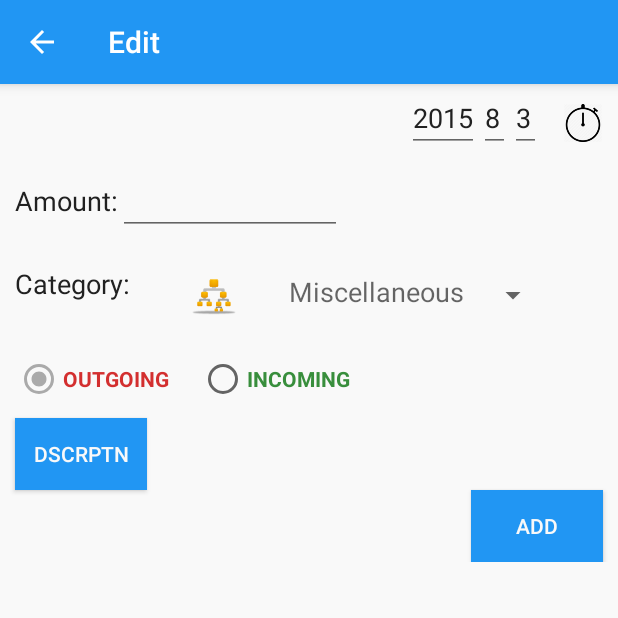
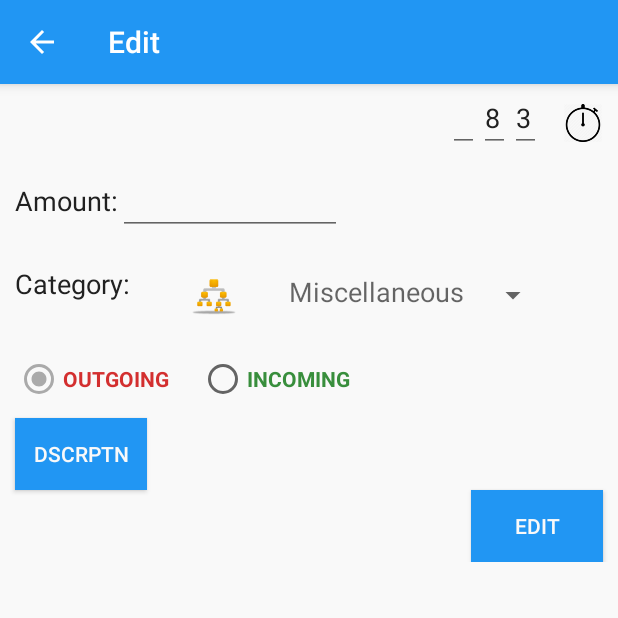
Before and after one commit to GreenDevs/MoneyCalendar, an Android app: the EditActivity screen opened directly, with no data from a screen before it, on a phone screen of 412 x 824 dp, the top half of it. Run offline under Robolectric (Android 15) with nearby library versions, the phone set to English and light mode, and no system bars; 10 statements that could not run were skipped.

Commit message:
->edit option gui and dbase integrtion completed

```diff
--- a/app/src/main/java/trees/money_calendar/com/moneycalander/AddActivity.java
+++ b/app/src/main/java/trees/money_calendar/com/moneycalander/AddActivity.java
@@ -344,7 +344,7 @@ public class AddActivity extends ActionBarActivity implements View.OnClickListen
 
 
                 SQLiteAdapter dbAdapter=new SQLiteAdapter(this);
-                dbAdapter.insertIntoDailyTable(amnt, categoryName, dscrptn, date, in_or_out,DateAndTimeStamp.returnTimeStamp(date+time), year_month);
+                dbAdapter.insertIntoDailyTable(amnt, categoryName, dscrptn, date, in_or_out,DateAndTimeStamp.returnTimeStamp(date+time), year_month, time);
                 dbAdapter.insertIntoMonthlyTable(amnt, DateAndTimeStamp.returnTimeStamp(date+" 00:00"), in_or_out, year_month);;
                // Message.message(this, date+time);
 
--- a/app/src/main/java/trees/money_calendar/com/moneycalander/EditActivity.java
+++ b/app/src/main/java/trees/money_calendar/com/moneycalander/EditActivity.java
@@ -61,13 +61,21 @@ public class EditActivity extends ActionBarActivity implements View.OnClickListe
     ////JUST INITIALIZATION OF ALL THE VIEWS AND REQUIRED REFRENCES
     private RadioButton inFlowRadio, outFlowRadio;
     private Spinner spinner;
-    private Button addButton, desButton, timeButton;
+    private Button editButton, desButton, timeButton;
     private EditText days, month, year, amount, description;
     private String categoryName;
     private Toolbar appBar;
     private TimePickerFragment timeFragment;
     private Calendar c;
-    private int curntYr,curntMnth, curntDays, in_or_out;
+    private int curntYr,curntMnth, curntDays, in_or_out, previousInOut, newPrimaryKey, previousPrimaryKey;
+    private long uId=0;
+    private long timeStamp=0;
+    private long previousTimeStamp=0;
+    private boolean watchClicked=false;
+    private String previousDate="";
+    private String previousYear_Month="";
+    private String previousAmount="";
+    private String previousTime="";
 
 
 
@@ -92,25 +100,32 @@ public class EditActivity extends ActionBarActivity implements View.OnClickListe
         SQLiteAdapter adapter=new SQLiteAdapter(this);
 
         Bundle maalHaru=getIntent().getBundleExtra("maalkobundle");
-        byte in_or_out=maalHaru.getByte("in_or_out", (byte) 0);
-        long id=maalHaru.getLong("uid");
-        long time_stamp=maalHaru.getLong("time_stamp");
-        String[] obtainedTuple=adapter.getDataFromDailyTable(id).split(":");
+        previousInOut=maalHaru.getByte("in_or_out", (byte) 0);
+        uId=maalHaru.getLong("uid");
+        previousTimeStamp=maalHaru.getLong("time_stamp");
+        String[] obtainedTuple=adapter.getDataFromDailyTable(uId).split("//");
         if(obtainedTuple!=null)
         {
-            amount.setText(obtainedTuple[0]);
-            year.setText(obtainedTuple[1].split("/")[0]);
-            month.setText(obtainedTuple[1].split("/")[1]);
-            days.setText(obtainedTuple[1].split("/")[2]);
+            previousAmount=obtainedTuple[0];
+            amount.setText(previousAmount);
+            previousDate=obtainedTuple[1];
+            year.setText(previousDate.split("/")[0]);
+            month.setText(previousDate.split("/")[1]);
+            days.setText(previousDate.split("/")[2]);
             spinner.setSelection(CategoryClass.getCategoryPosition(obtainedTuple[2]));
             description.setText(obtainedTuple[3]);
             if(obtainedTuple[4].equals("IN")) inFlowRadio.setChecked(true);
             else outFlowRadio.setChecked(true);
-
+            previousTime=obtainedTuple[5];
+            previousYear_Month=year.getText().toString()+"/"+month.getText().toString();
         }
 
 
+
+
+
     }
+
 
 
     private void initialize()
@@ -126,20 +141,20 @@ public class EditActivity extends ActionBarActivity implements View.OnClickListe
         outFlowRadio = (RadioButton) findViewById(R.id.outFlowRadio);
 
 
-
-        ///DATE PARTS
         days = (EditText) findViewById(R.id.addDay);            days.setText(""+curntDays);         //Setting
         month = (EditText)findViewById(R.id.addMonth);          month.setText(""+curntMnth);        //Date Edit Text
         year = (EditText) findViewById(R.id.addYear);           year.setText(curntYr+"");           //By the current date
         amount = (EditText)findViewById(R.id.addAmount);
 
 
+        ///DATE PARTS
+
 
         ////BUTTON PARTS
-        addButton=(Button)findViewById(R.id.addButton);
+        editButton=(Button)findViewById(R.id.editButton);
         desButton=(Button)findViewById(R.id.desButton);
         timeButton=(Button)findViewById(R.id.timeButton);
-        addButton.setOnClickListener(this);
+        editButton.setOnClickListener(this);
         desButton.setOnClickListener(this);
         timeButton.setOnClickListener(this);
 
@@ -347,7 +362,7 @@ public class EditActivity extends ActionBarActivity implements View.OnClickListe
     public void onClick(View v)
     {
 
-        if(v.getId()==R.id.addButton)
+        if(v.getId()==R.id.editButton)
         {
             if(validation())
             {
@@ -359,10 +374,14 @@ public class EditActivity extends ActionBarActivity implements View.OnClickListe
                 String dscrptn=description.getText().toString();
                 if(inFlowRadio.isChecked()) in_or_out=1;
                 if(outFlowRadio.isChecked()) in_or_out=0;
-                String time=" "+c.get(Calendar.HOUR_OF_DAY)+":"+c.get(Calendar.MINUTE);   //By default time variable store current hour and minutes
+                String time=previousTime;                                       //By default time variable store current hour and minutes
                 if(timeFragment!=null) time=timeFragment.getTime();            //getting time from the timeFragment Because user sets the time in this fragment
                 //if user has set timeFragment will not be null and it contains user set time values
 
+                long newTimeStamp=DateAndTimeStamp.returnTimeStamp(date+time);
+
+                if(watchClicked || !(previousDate.equals(date))) timeStamp=newTimeStamp;
+                else  timeStamp=previousTimeStamp;
 
                /*
                ######################DATABSE ENTRY PART########################
@@ -370,10 +389,11 @@ public class EditActivity extends ActionBarActivity implements View.OnClickListe
 
 
                 SQLiteAdapter dbAdapter=new SQLiteAdapter(this);
-                dbAdapter.insertIntoDailyTable(amnt, categoryName, dscrptn, date, in_or_out,DateAndTimeStamp.returnTimeStamp(date+time), year_month);
-                dbAdapter.insertIntoMonthlyTable(amnt, DateAndTimeStamp.returnTimeStamp(date+" 00:00"), in_or_out, year_month);;
-                // Message.message(this, date+time);
+                dbAdapter.updateDailyTable(amnt, categoryName, dscrptn, date, in_or_out, timeStamp, year_month, uId);
+                dbAdapter.insertIntoMonthlyTable("-"+previousAmount, previousTimeStamp, previousInOut, previousYear_Month);
+                dbAdapter.insertIntoMonthlyTable(amnt, newTimeStamp, in_or_out, year_month);
 
+//                Message.message(this, "time="+time);
 
 
                 ///CLEANING ALL THE FILELDS ARD RESETTING THEM TO DEFAULT VALUES AFTER USER ENTRY
@@ -404,6 +424,7 @@ public class EditActivity extends ActionBarActivity implements View.OnClickListe
 
         if(v.getId()==R.id.timeButton)
         {
+            watchClicked=true;
             timeFragment=new TimePickerFragment();
             timeFragment.show(getSupportFragmentManager(), "TIME PICKER");
 
--- a/app/src/main/java/trees/money_calendar/com/moneycalander/trees/money_calendar/com/moneycalander/database/SQLiteAdapter.java
+++ b/app/src/main/java/trees/money_calendar/com/moneycalander/trees/money_calendar/com/moneycalander/database/SQLiteAdapter.java
@@ -28,7 +28,7 @@ public class SQLiteAdapter
         sqLiteHelper=new SQLiteHelper(context);
     }
 
-    public long insertIntoDailyTable(String amount,String category,String description,String date,int in_or_out, long time_stamp, String year_month)
+    public long insertIntoDailyTable(String amount,String category,String description,String date,int in_or_out, long time_stamp, String year_month, String time)
     {
 
         SQLiteDatabase db=sqLiteHelper.getWritableDatabase();
@@ -41,6 +41,7 @@ public class SQLiteAdapter
         contentValues.put(SQLiteHelper.IN_OR_OUT, in_or_out);
         contentValues.put(SQLiteHelper.TIME_STAMP, time_stamp);
         contentValues.put(SQLiteHelper.YEAR_MONTH, year_month);
+        contentValues.put(SQLiteHelper.TIME, time);
 
 
 
@@ -50,6 +51,25 @@ public class SQLiteAdapter
         return id;
     }
 
+    public  void updateDailyTable(String amount,String category,String description,String date,int in_or_out, long time_stamp, String year_month, long uid)
+    {
+
+        SQLiteDatabase db=sqLiteHelper.getWritableDatabase();
+        ContentValues contentValues=new ContentValues();
+        contentValues.put(SQLiteHelper.AMOUNT, amount);
+        contentValues.put(SQLiteHelper.CATEGORY, category);
+        contentValues.put(SQLiteHelper.DESCRIPTION, description);
+        contentValues.put(SQLiteHelper.DATE_TIME, date);
+        contentValues.put(SQLiteHelper.IN_OR_OUT, in_or_out);
+        contentValues.put(SQLiteHelper.TIME_STAMP, time_stamp);
+        contentValues.put(SQLiteHelper.YEAR_MONTH, year_month);
+        String args[]={Long.toString(uid)};
+
+        db.update(SQLiteHelper.TABLE_NAME_DAILY, contentValues, SQLiteHelper.UID + "=? ", args);
+//        Message.message(context, "time stamp="+time_stamp+"  in_or_out_flag="+in_or_out+  " AMount="+reciveAmnt);
+
+        db.close();
+    }
 
     public  void deleteRowFromDailyTable(long id)
     {
@@ -202,8 +222,8 @@ public class SQLiteAdapter
 
 
         ///////////////////////////////
-        String date,category,amount,description,inOut="OUT";
-        int uid, columnIndex_uid, columnIndex_date, columnIndex_category, columnIndex_Amount, columnIndex_Description, columnIndex_INOUT;
+        String date,category,amount,description,inOut="OUT", time="";
+        int uid, columnIndex_uid, columnIndex_date, columnIndex_category, columnIndex_Amount, columnIndex_Description, columnIndex_INOUT, columnIndex_TIME;
         int in_or_out;
         StringBuffer selectedTuple=new StringBuffer();
 
@@ -214,6 +234,7 @@ public class SQLiteAdapter
         columnIndex_Amount=cursor.getColumnIndex(sqLiteHelper.AMOUNT);
         columnIndex_Description=cursor.getColumnIndex(sqLiteHelper.DESCRIPTION);
         columnIndex_INOUT=cursor.getColumnIndex(sqLiteHelper.IN_OR_OUT);
+        columnIndex_TIME=cursor.getColumnIndex(sqLiteHelper.TIME);
 
         while(cursor.moveToNext())
         {
@@ -227,6 +248,8 @@ public class SQLiteAdapter
             amount=cursor.getString(columnIndex_Amount);
             description=cursor.getString(columnIndex_Description);
             in_or_out=cursor.getInt(columnIndex_INOUT);
+            time=cursor.getString(columnIndex_TIME);
+
 
             //Message.message_longTime(context, description+" "+in_or_out+"\n");
             if(in_or_out==1)
@@ -234,7 +257,7 @@ public class SQLiteAdapter
             else
                 inOut="OUT";
 
-            selectedTuple.append(amount+":"+date+":"+category+":"+description+":"+inOut);
+            selectedTuple.append(amount+"//"+date+"//"+category+"//"+description+"//"+inOut+"//"+time);
 
 
         }
@@ -407,11 +430,12 @@ public class SQLiteAdapter
         private static final String IN_OR_OUT="in_or_out";
         private static final String TIME_STAMP="time_stamp";
         private static final String YEAR_MONTH="year_month";
+        private static final String TIME="time";
 
         //    create table money_calendar (_id primary key autoincrement,date_time,amount,description ,category)
         private static final String CREATE_TABLE_DAILY = "create table if not exists " + TABLE_NAME_DAILY + " (" + UID + " integer primary key autoincrement," +
                 "" + DATE_TIME + " date not null," + AMOUNT + " text not null," + DESCRIPTION + " varchar(60)," + CATEGORY + " text not null, "+IN_OR_OUT+" integer,"+TIME_STAMP+" integer not null, " +
-        YEAR_MONTH+ " text not null);";
+        YEAR_MONTH+ " text not null, "+TIME+" text not null);";
 
         //    create table money_calendar (_id primary key autoincrement,date_time,amount,description ,category)
         private static final String CREATE_TABLE_MONTHLY= "create table if not exists " + TABLE_NAME_MONTHLY + " (" + UID + " integer primary key autoincrement," +
--- a/app/src/main/res/layout/activity_edit.xml
+++ b/app/src/main/res/layout/activity_edit.xml
@@ -191,14 +191,14 @@
 
 
             <Button
-                android:id="@+id/addButton"
+                android:id="@+id/editButton"
                 android:layout_width="wrap_content"
                 android:layout_height="wrap_content"
-                android:text="ADD"
+                android:text="EDIT"
                 android:textColor="@color/materialWhite"
                 android:background="@color/primaryColor"
 
-                android:layout_marginEnd="10dp"
+                android:layout_marginRight="10dp"
                 android:layout_gravity="end"/>
 
 
```
Also changed, not shown: app/src/main/java/trees/money_calendar/com/moneycalander/trees/money_calendar/com/moneycalander/database/DateAndTimeStamp.java (+5 -5 lines).
